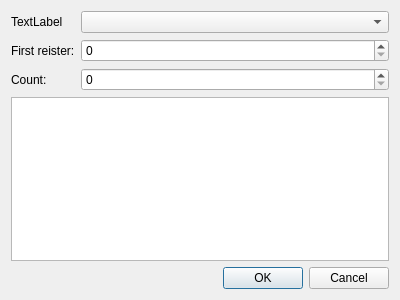
The window that changevaluesdialog.ui (0xFEEDC0DE64/qtmodbustester) describes before a commit, drawn with Qt 5.
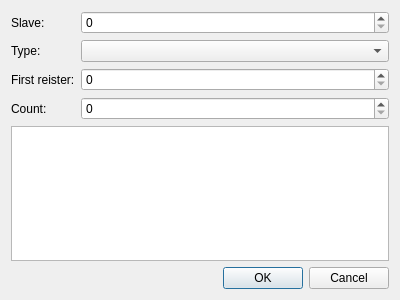
The same window after the commit.

Diff of the .ui file:
```diff
--- a/changevaluesdialog.ui
+++ b/changevaluesdialog.ui
@@ -16,44 +16,64 @@
   <layout class="QVBoxLayout" name="verticalLayout" stretch="0,1,0">
    <item>
     <layout class="QFormLayout" name="formLayout">
-     <item row="0" column="0">
-      <widget class="QLabel" name="label">
-       <property name="text">
-        <string>TextLabel</string>
-       </property>
-      </widget>
-     </item>
-     <item row="0" column="1">
-      <widget class="QComboBox" name="comboBoxType"/>
-     </item>
      <item row="1" column="0">
+      <widget class="QLabel" name="labelType">
+       <property name="text">
+        <string>Type:</string>
+       </property>
+       <property name="buddy">
+        <cstring>comboBoxType</cstring>
+       </property>
+      </widget>
+     </item>
+     <item row="1" column="1">
+      <widget class="QComboBox" name="comboBoxType"/>
+     </item>
+     <item row="2" column="0">
       <widget class="QLabel" name="labelFirstRegister">
        <property name="text">
         <string>First reister:</string>
        </property>
       </widget>
      </item>
-     <item row="1" column="1">
+     <item row="2" column="1">
       <widget class="QSpinBox" name="spinBoxFirstRegister">
        <property name="maximum">
         <number>9999</number>
        </property>
       </widget>
      </item>
-     <item row="2" column="0">
+     <item row="3" column="0">
       <widget class="QLabel" name="labelCount">
        <property name="text">
         <string>Count:</string>
        </property>
       </widget>
      </item>
-     <item row="2" column="1">
+     <item row="3" column="1">
       <widget class="QSpinBox" name="spinBoxCount">
        <property name="maximum">
         <number>9999</number>
        </property>
       </widget>
      </item>
+     <item row="0" column="0">
+      <widget class="QLabel" name="labelSlave">
+       <property name="text">
+        <string>Slave:</string>
+       </property>
+       <property name="buddy">
+        <cstring>spinBoxSlave</cstring>
+       </property>
+      </widget>
+     </item>
+     <item row="0" column="1">
+      <widget class="QSpinBox" name="spinBoxSlave">
+       <property name="maximum">
+        <number>65535</number>
+       </property>
+      </widget>
+     </item>
     </layout>
    </item>
    <item>
```
Left out of the diff: 6 changed lines with no effect on the pictures.
